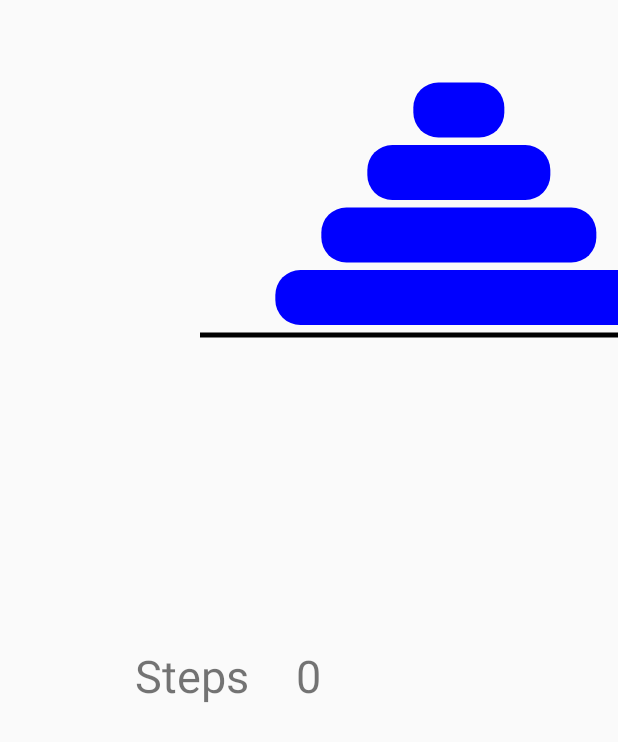
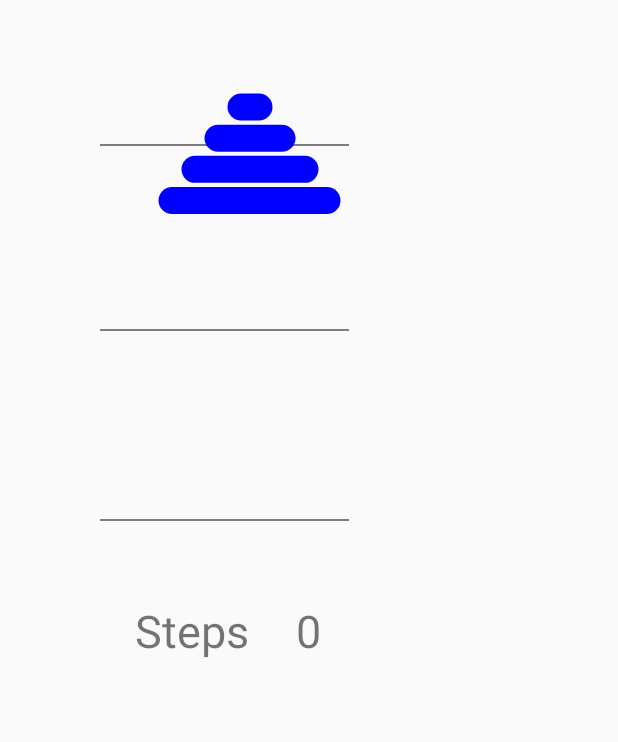
Before and after one commit to alammasoodi/TowerOfHanoi, an Android app: the screen it shows after launch (InstructionActivity), on a phone screen of 412 x 824 dp. Shown: the top 742 px of the screen. Run offline under Robolectric (Android 15) with nearby library versions, the phone set to English and light mode, and no system bars.

```diff
--- a/app/src/main/java/com/example/alam/towerofhanoi/InstructionActivity.java
+++ b/app/src/main/java/com/example/alam/towerofhanoi/InstructionActivity.java
@@ -2,6 +2,7 @@ package com.example.alam.towerofhanoi;
 
 import android.app.Activity;
 import android.content.Context;
+import android.content.res.Resources;
 import android.graphics.BitmapFactory;
 import android.graphics.Canvas;
 import android.graphics.Color;
@@ -34,7 +35,7 @@ public class InstructionActivity extends Activity {
         steps = (TextView) findViewById(R.id.steps);
         LinearLayout ll =(LinearLayout) findViewById(R.id.main_layout);
 
-        drawingView = new Draw(this,1000,800,4);
+        drawingView = new Draw(this,dpToPixel(333),dpToPixel(266),4);
         LinearLayout.LayoutParams layoutParams = new LinearLayout.LayoutParams(
                 LinearLayout.LayoutParams.MATCH_PARENT,LinearLayout.LayoutParams.FILL_PARENT);
         ll.addView(drawingView);
@@ -64,7 +65,7 @@ public class InstructionActivity extends Activity {
             paint.setColor(Color.BLACK);
             paint.setStyle(Paint.Style.STROKE);
             paint.setAntiAlias(true);
-            paint.setStrokeWidth(5);
+            paint.setStrokeWidth(dpToPixel(1));
             setBackgroundDrawable(new BitmapDrawable(BitmapFactory.decodeResource(getResources(), 1)));
             this.leftRod = new Stack();
             this.middleRod = new Stack();
@@ -82,18 +83,18 @@ public class InstructionActivity extends Activity {
         }
 
         public void onDraw(Canvas canvas) {
-            canvas.drawLine(200, 290, 700, 290, paint);
-            canvas.drawLine(200, 660, 700, 660, paint);
-            canvas.drawLine(200, 1040, 700, 1040, paint);
-            canvas.translate(this.xRatio * 220.0f, this.yRatio * 90.0f);
+            canvas.drawLine(dpToPixel(67), dpToPixel(97), dpToPixel(233), dpToPixel(97), paint);
+            canvas.drawLine(dpToPixel(67), dpToPixel(220), dpToPixel(233), dpToPixel(220), paint);
+            canvas.drawLine(dpToPixel(67), dpToPixel(347), dpToPixel(233), dpToPixel(347), paint);
+            canvas.translate(this.xRatio * 240.0f, this.yRatio * 150.0f);
             canvas.save();
             drawDisks(canvas, this.leftRod);
             canvas.restore();
-            canvas.translate(this.xRatio * 0.0f, this.yRatio * 150.0f);
+            canvas.translate(this.xRatio * 0.0f, this.yRatio * 210.0f);
             canvas.save();
             drawDisks(canvas, this.middleRod);
             canvas.restore();
-            canvas.translate(this.xRatio * 0.0f, this.yRatio * 150.0f);
+            canvas.translate(this.xRatio * 0.0f, this.yRatio * 210.0f);
             canvas.save();
             drawDisks(canvas, this.rightRod);
             canvas.restore();
@@ -215,7 +216,14 @@ public class InstructionActivity extends Activity {
             shape.draw(canvas, paint);
             canvas.restore();
         }
+
     }
+    public static int dpToPixel(int dp){
+        int pixel;
+        pixel = (int) (dp * Resources.getSystem().getDisplayMetrics().density);
+        return pixel;
+    }
+
 //    public static final class C0034R {
 //
 //        public static final class attr {
--- a/app/src/main/res/layout/activity_instruction.xml
+++ b/app/src/main/res/layout/activity_instruction.xml
@@ -11,7 +11,6 @@
         android:layout_width="match_parent"
         android:layout_height="400dp"
         android:orientation="vertical"
-        android:layout_marginTop="30dp"
         android:gravity="center"
         android:id="@+id/main_layout">
 
```
